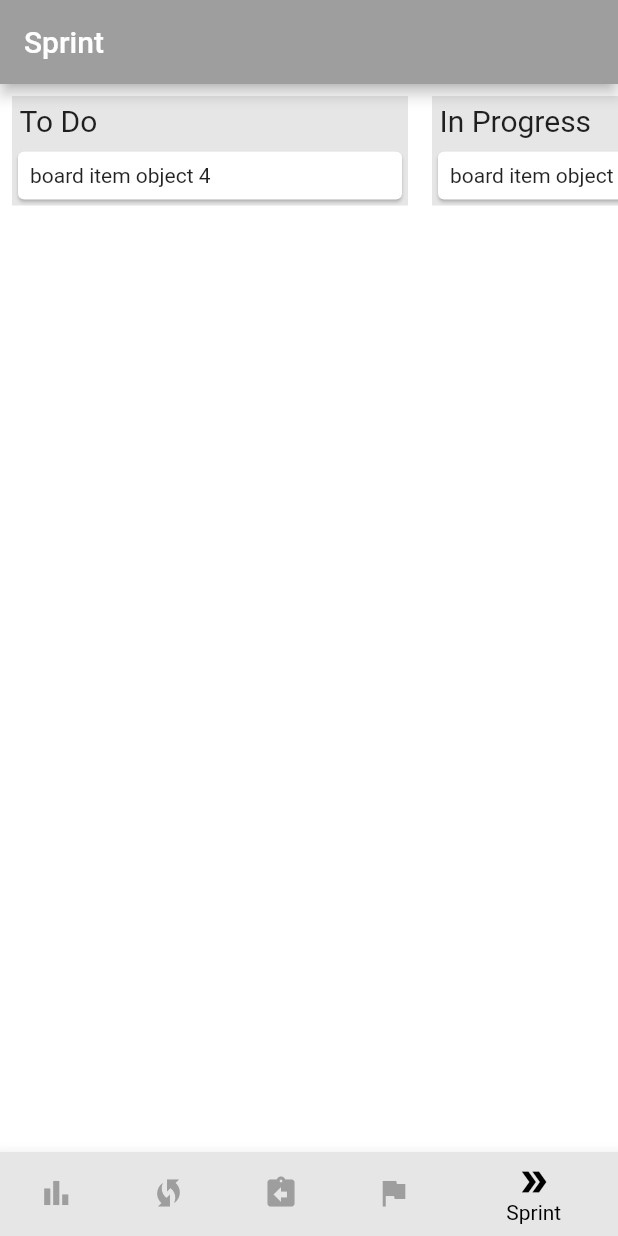
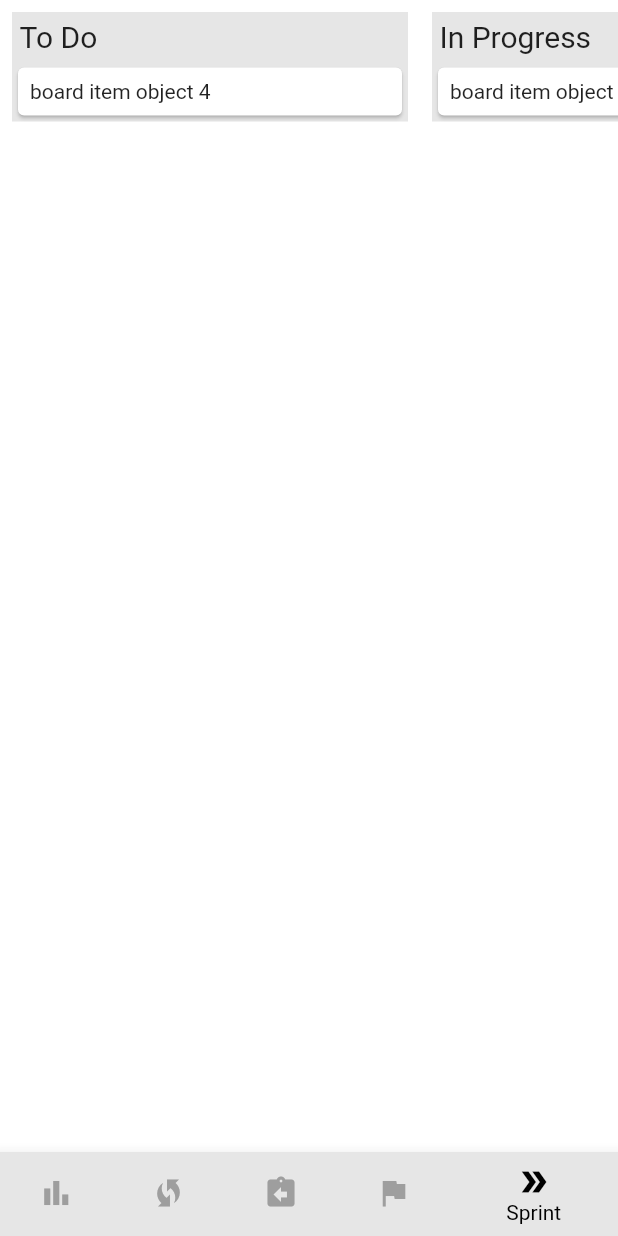
Before and after one commit to HaydenTheBaron/flutter-kanban-app, a Flutter app: the screen it shows after launch, item 5 of the bottom bar chosen, on a phone screen of 412 x 824 dp. Run offline on Flutter 3.47's test engine with Material 2 defaults, Android fonts, the phone set to English and light mode, and no system bars.

Commit message:
Separate nav bar and screens logic

```diff
--- a/lib/main.dart
+++ b/lib/main.dart
@@ -1,5 +1,6 @@
 import 'package:flutter/material.dart';
 import 'package:kanbanapp2/screens/screens.dart';
+import 'package:kanbanapp2/shared/shared.dart';
 
 void main() {
   runApp(MyApp());
@@ -25,7 +26,7 @@ class MyApp extends StatelessWidget {
         ),
         home: Scaffold(
           body: SafeArea(
-            child: SprintScreen(),
+            child: BottomNavBarManager(),
           ),
         ));
   }
--- a/lib/screens/sprint_screen.dart
+++ b/lib/screens/sprint_screen.dart
@@ -1,56 +1,13 @@
 import 'package:flutter/material.dart';
 import 'package:kanbanapp2/shared/kanban_board.dart';
 
-class SprintScreen extends StatefulWidget {
+class SprintScreen extends StatelessWidget {
   const SprintScreen({Key key}) : super(key: key);
-
-  @override
-  _SprintScreenState createState() => _SprintScreenState();
-}
-
-class _SprintScreenState extends State<SprintScreen> {
-  int _selectedIndex = 0;
-  static const List<Widget> _widgetOptions = <Widget>[
-    Text('Index 0: Reports'), // Reports Screen
-    Text('Index 1: Whirlwind'), // Whirlwind Screen
-    Text('Index 2: Backlog'), // Backlog Screen
-    Text('Index 2: Summits'), // Summits Screen
-    KanbanBoard(), // Sprint Screen // TODO: refactor navigation bar logic outside of sprint_screen
-  ];
-
-  void _onItemTapped(int index) {
-    setState(() {
-      _selectedIndex = index;
-    });
-  }
 
   @override
   Widget build(BuildContext context) {
     return Container(
-      child: Scaffold(
-        appBar:
-            AppBar(title: const Text('Sprint'), backgroundColor: Colors.grey),
-        backgroundColor: Colors.white,
-        body: Center(
-          child: _widgetOptions.elementAt(_selectedIndex),
-        ),
-        bottomNavigationBar: BottomNavigationBar(
-          selectedItemColor: Colors.black,
-          unselectedItemColor: Colors.grey,
-          currentIndex: _selectedIndex,
-          onTap: _onItemTapped,
-          items: [
-            BottomNavigationBarItem(label: 'Reports', icon: Icon(Icons.bar_chart)),
-            BottomNavigationBarItem(label: 'Whirlwind', icon: Icon(Icons.wifi_protected_setup)),
-            BottomNavigationBarItem(label: 'Backlog', icon: Icon(Icons.assignment_return)),
-            BottomNavigationBarItem(label: 'Summits', icon: Icon(Icons.flag)),
-            BottomNavigationBarItem(
-                label: 'Sprint',
-                icon: Icon(Icons.double_arrow_sharp),
-                backgroundColor: Color.fromRGBO(230, 230, 230, 1)),
-          ],
-        ),
-      ),
+      child: KanbanBoard(),
     );
   }
 }
--- /dev/null
+++ b/lib/shared/bottom_nav_bar_manager.dart
@@ -0,0 +1,56 @@
+import 'package:flutter/material.dart';
+import 'package:kanbanapp2/shared/kanban_board.dart';
+import 'package:kanbanapp2/screens/screens.dart';
+
+
+class BottomNavBarManager extends StatefulWidget {
+  const BottomNavBarManager({Key key}) : super(key: key);
+
+  @override
+  _BottomNavBarManagerState createState() => _BottomNavBarManagerState();
+}
+
+class _BottomNavBarManagerState extends State<BottomNavBarManager> {
+  int _selectedIndex = 0;
+  static const List<Widget> _widgetOptions = <Widget>[
+    Text('Index 0: Reports'),
+    Text('Index 1: Whirlwind'),
+    Text('Index 2: Backlog'),
+    Text('Index 3: Summits'),
+    SprintScreen(),
+  ];
+
+  void _onItemTapped(int index) {
+    setState(() {
+      _selectedIndex = index;
+    });
+  }
+
+  @override
+  Widget build(BuildContext context) {
+    return Container(
+      child: Scaffold(
+        backgroundColor: Colors.white,
+        body: Center(
+          child: _widgetOptions.elementAt(_selectedIndex),
+        ),
+        bottomNavigationBar: BottomNavigationBar(
+          selectedItemColor: Colors.black,
+          unselectedItemColor: Colors.grey,
+          currentIndex: _selectedIndex,
+          onTap: _onItemTapped,
+          items: [
+            BottomNavigationBarItem(label: 'Reports', icon: Icon(Icons.bar_chart)),
+            BottomNavigationBarItem(label: 'Whirlwind', icon: Icon(Icons.wifi_protected_setup)),
+            BottomNavigationBarItem(label: 'Backlog', icon: Icon(Icons.assignment_return)),
+            BottomNavigationBarItem(label: 'Summits', icon: Icon(Icons.flag)),
+            BottomNavigationBarItem(
+                label: 'Sprint',
+                icon: Icon(Icons.double_arrow_sharp),
+                backgroundColor: Color.fromRGBO(230, 230, 230, 1)),
+          ],
+        ),
+      ),
+    );
+  }
+}
--- a/lib/shared/shared.dart
+++ b/lib/shared/shared.dart
@@ -1,3 +1,4 @@
 // Export everything in ./shared directory in this file
 
 export 'kanban_board.dart';
+export 'bottom_nav_bar_manager.dart';
```
